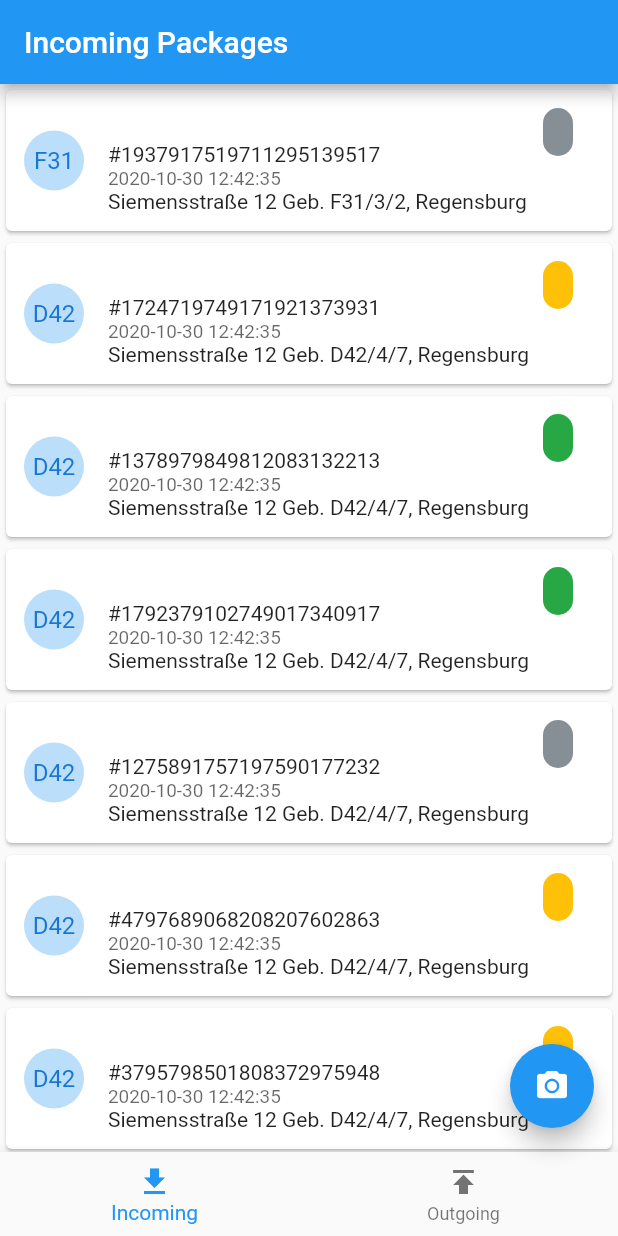
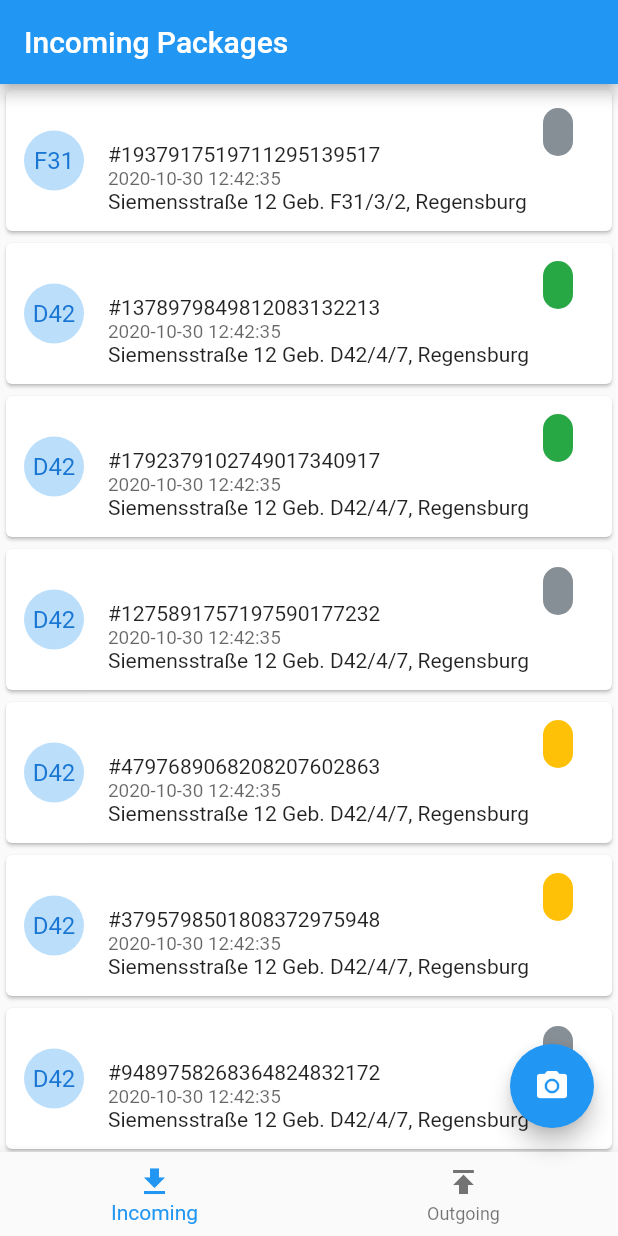
Before and after one commit to tyspt/projekt-studium-driver-app, a Flutter app: the screen it shows after launch, on a phone screen of 412 x 824 dp. Run offline on Flutter 3.47's test engine with Material 2 defaults, Android fonts, the light colour scheme and no system bars; missing offline and left inert: dart_casing.

Commit message:
Make package list display different inbound & outbound packages

```diff
--- a/lib/main.dart
+++ b/lib/main.dart
@@ -1,4 +1,6 @@
 import 'package:flutter/material.dart';
+import 'package:projekt_studium_driver_app/models/package.dart';
+import 'package:projekt_studium_driver_app/services/package_data.dart';
 import 'widgets/package_list.dart';
 
 void main() {
@@ -32,6 +34,11 @@
 class _MyHomePageState extends State<MyHomePage> {
   int _selectedIndex = 0;
 
+  final _incomingPackages =
+      PackageData.data.where((package) => package['type'] == Type.INBOUND);
+  final _outgoingPackages =
+      PackageData.data.where((package) => package['type'] == Type.OUTBOUND);
+
   @override
   Widget build(BuildContext context) {
     return Scaffold(
@@ -39,7 +46,9 @@
         title: Text(
             _selectedIndex == 0 ? 'Incoming Packages' : 'Outgoing Packages'),
       ),
-      body: Center(child: PackageList()),
+      body: Center(
+          child: PackageList(
+              _selectedIndex == 0 ? _incomingPackages : _outgoingPackages)),
       floatingActionButton: FloatingActionButton(
         onPressed: null,
         tooltip: 'Scan Barcode / QR Code',
--- a/lib/services/package_data.dart
+++ b/lib/services/package_data.dart
@@ -48,7 +48,7 @@
         'name': 'BETTIE JONES',
       },
       'status': 'IM_TRANSPORT',
-      'type': Type.INBOUND,
+      'type': Type.OUTBOUND,
     },
     {
       'id': '3',
@@ -672,7 +672,7 @@
         'name': 'Max Mustermann',
       },
       'status': 'ERFASST',
-      'type': Type.INBOUND,
+      'type': Type.OUTBOUND,
     },
   ];
 }
--- a/lib/widgets/package_list.dart
+++ b/lib/widgets/package_list.dart
@@ -1,16 +1,17 @@
 import 'package:dart_casing/dart_casing.dart';
 import 'package:flutter/material.dart';
 import 'package:flutter/widgets.dart';
-import '../services/package_data.dart';
 
 class PackageList extends StatelessWidget {
-  final packages = PackageData.data;
+  final packages;
+
+  PackageList(this.packages);
 
   @override
   Widget build(BuildContext context) {
     return Container(
       child: ListView(
-        children: packages.map((package) => PackageItem(package)).toList(),
+        children: packages.map<Widget>((package) => PackageItem(package)).toList(),
       ),
     );
   }
```
